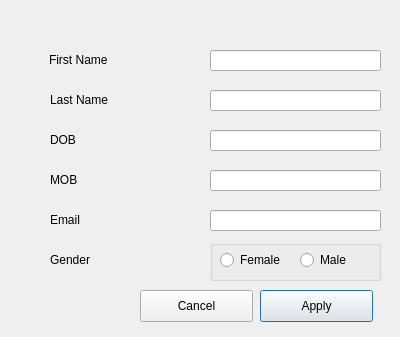
Before: the Qt Designer form addplayerdiag.ui in stefanmarjanovic/Comp, drawn with Qt 5.
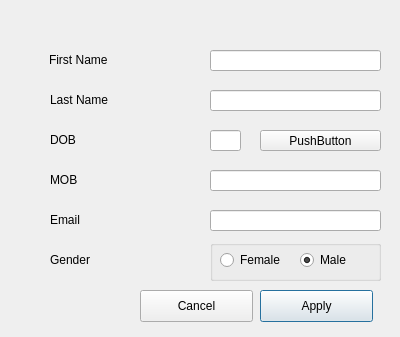
After: the same form once the commit is applied.

```diff
--- a/addplayerdiag.ui
+++ b/addplayerdiag.ui
@@ -131,6 +131,9 @@
     <property name="text">
      <string>Male</string>
     </property>
+    <property name="checked">
+     <bool>true</bool>
+    </property>
    </widget>
   </widget>
   <widget class="QPushButton" name="pushButton">
@@ -196,7 +199,7 @@
     <rect>
      <x>210</x>
      <y>130</y>
-     <width>171</width>
+     <width>31</width>
      <height>21</height>
     </rect>
    </property>
@@ -221,6 +224,19 @@
     </rect>
    </property>
   </widget>
+  <widget class="QPushButton" name="cal">
+   <property name="geometry">
+    <rect>
+     <x>260</x>
+     <y>130</y>
+     <width>121</width>
+     <height>21</height>
+    </rect>
+   </property>
+   <property name="text">
+    <string>PushButton</string>
+   </property>
+  </widget>
  </widget>
  <resources/>
  <connections/>
```
Left out of the diff: 3 changed lines with no effect on the pictures.
